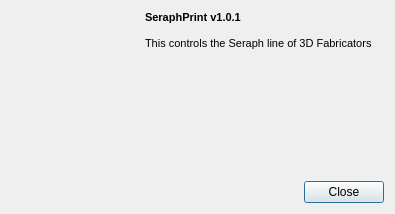
Old version of the form aboutdialog.ui in the repository SeraphRobotics/SeraphPrint.
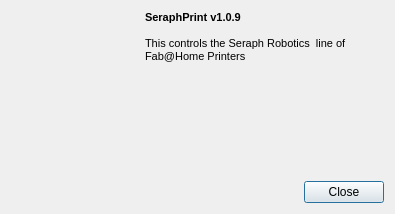
New version of the form. Icons and pictures are not drawn.

What changed in the file:
```diff
--- a/aboutdialog.ui
+++ b/aboutdialog.ui
@@ -86,10 +86,10 @@
         <string>&lt;!DOCTYPE HTML PUBLIC &quot;-//W3C//DTD HTML 4.0//EN&quot; &quot;http://www.w3.org/TR/REC-html40/strict.dtd&quot;&gt;
 &lt;html&gt;&lt;head&gt;&lt;meta name=&quot;qrichtext&quot; content=&quot;1&quot; /&gt;&lt;style type=&quot;text/css&quot;&gt;
 p, li { white-space: pre-wrap; }
-&lt;/style&gt;&lt;/head&gt;&lt;body style=&quot; font-family:'MS Shell Dlg 2'; font-size:8.25pt; font-weight:400; font-style:normal;&quot;&gt;
-&lt;p style=&quot; margin-top:0px; margin-bottom:0px; margin-left:0px; margin-right:0px; -qt-block-indent:0; text-indent:0px;&quot;&gt;&lt;span style=&quot; font-size:8pt; font-weight:600;&quot;&gt;SeraphPrint v1.0.1&lt;/span&gt;&lt;/p&gt;
-&lt;p style=&quot;-qt-paragraph-type:empty; margin-top:0px; margin-bottom:0px; margin-left:0px; margin-right:0px; -qt-block-indent:0; text-indent:0px; font-size:8pt; font-weight:600;&quot;&gt;&lt;/p&gt;
-&lt;p style=&quot; margin-top:0px; margin-bottom:0px; margin-left:0px; margin-right:0px; -qt-block-indent:0; text-indent:0px;&quot;&gt;&lt;span style=&quot; font-size:8pt;&quot;&gt;This controls the Seraph line of 3D Fabricators&lt;/span&gt;&lt;/p&gt;&lt;/body&gt;&lt;/html&gt;</string>
+&lt;/style&gt;&lt;/head&gt;&lt;body style=&quot; font-family:'MS Shell Dlg 2'; font-size:8pt; font-weight:400; font-style:normal;&quot;&gt;
+&lt;p style=&quot; margin-top:0px; margin-bottom:0px; margin-left:0px; margin-right:0px; -qt-block-indent:0; text-indent:0px;&quot;&gt;&lt;span style=&quot; font-weight:600;&quot;&gt;SeraphPrint v1.0.9&lt;/span&gt;&lt;/p&gt;
+&lt;p style=&quot;-qt-paragraph-type:empty; margin-top:0px; margin-bottom:0px; margin-left:0px; margin-right:0px; -qt-block-indent:0; text-indent:0px; font-weight:600;&quot;&gt;&lt;br /&gt;&lt;/p&gt;
+&lt;p style=&quot; margin-top:0px; margin-bottom:0px; margin-left:0px; margin-right:0px; -qt-block-indent:0; text-indent:0px;&quot;&gt;This controls the Seraph Robotics  line of Fab@Home Printers&lt;/p&gt;&lt;/body&gt;&lt;/html&gt;</string>
        </property>
        <property name="alignment">
         <set>Qt::AlignLeading|Qt::AlignLeft|Qt::AlignTop</set>
```
Left out of the diff: 6 changed lines with no effect on the pictures.
